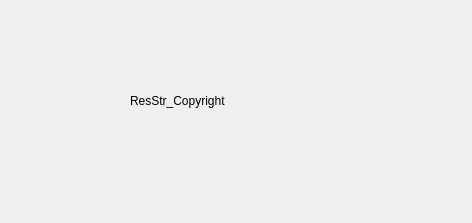
Before: the Qt Designer form cpath/membercenter/about.ui in lzk/statusmonitor, drawn with Qt 5.
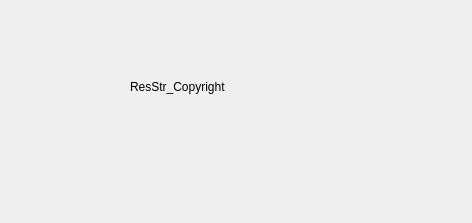
After: the same form once the commit is applied. Icons and pictures are not drawn.

The edit to the form file:
```diff
--- a/cpath/membercenter/about.ui
+++ b/cpath/membercenter/about.ui
@@ -60,14 +60,20 @@
    <property name="geometry">
     <rect>
      <x>130</x>
-     <y>70</y>
+     <y>80</y>
      <width>291</width>
-     <height>61</height>
+     <height>121</height>
     </rect>
    </property>
+   <property name="styleSheet">
+    <string notr="true"/>
+   </property>
    <property name="text">
     <string>ResStr_Copyright</string>
    </property>
+   <property name="alignment">
+    <set>Qt::AlignLeading|Qt::AlignLeft|Qt::AlignTop</set>
+   </property>
   </widget>
   <widget class="QLabel" name="lab_logo">
    <property name="geometry">
```
